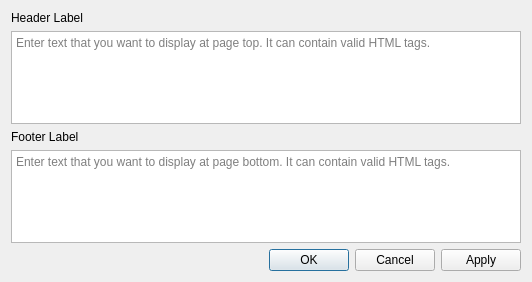
The window that gui/ui/hflabeldialog.ui (minorua/Qgis2threejs) describes before a commit, drawn with Qt 5.
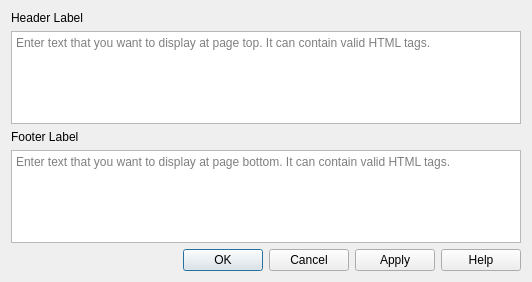
The same window after the commit.

Commit message: add help button to dialogs other than the property dialog

```diff
--- a/gui/ui/hflabeldialog.ui
+++ b/gui/ui/hflabeldialog.ui
@@ -48,7 +48,7 @@
       <enum>Qt::Horizontal</enum>
      </property>
      <property name="standardButtons">
-      <set>QDialogButtonBox::Apply|QDialogButtonBox::Cancel|QDialogButtonBox::Ok</set>
+      <set>QDialogButtonBox::Apply|QDialogButtonBox::Cancel|QDialogButtonBox::Help|QDialogButtonBox::Ok</set>
      </property>
     </widget>
    </item>
```
The commit also changes 18 other files.
